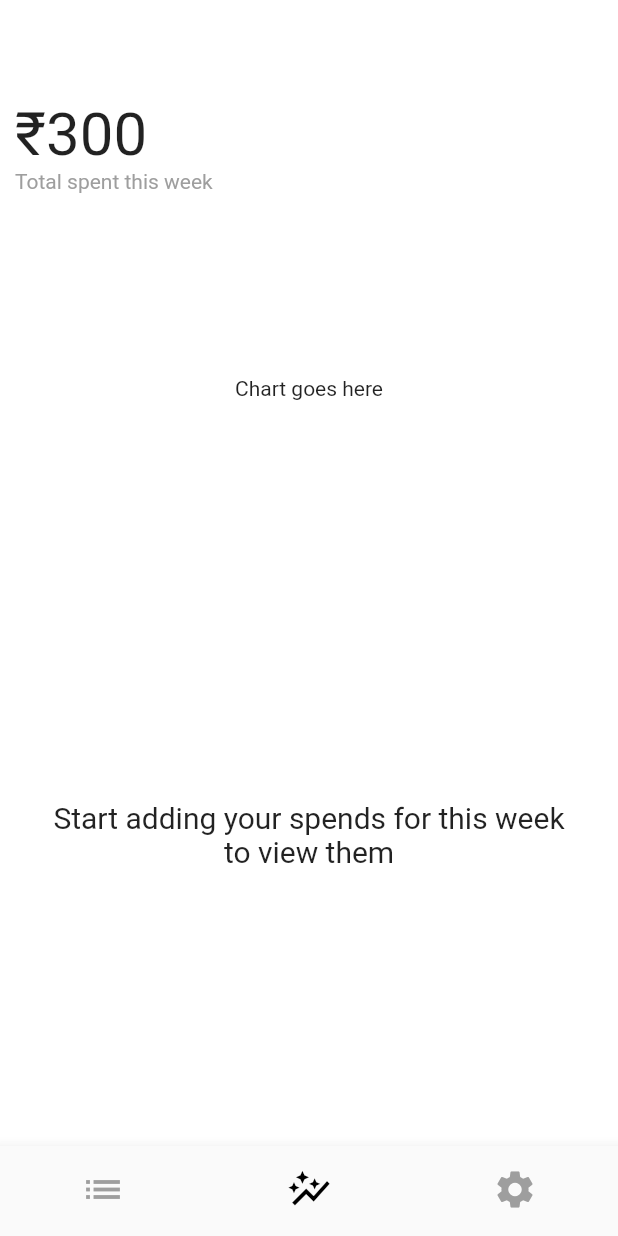
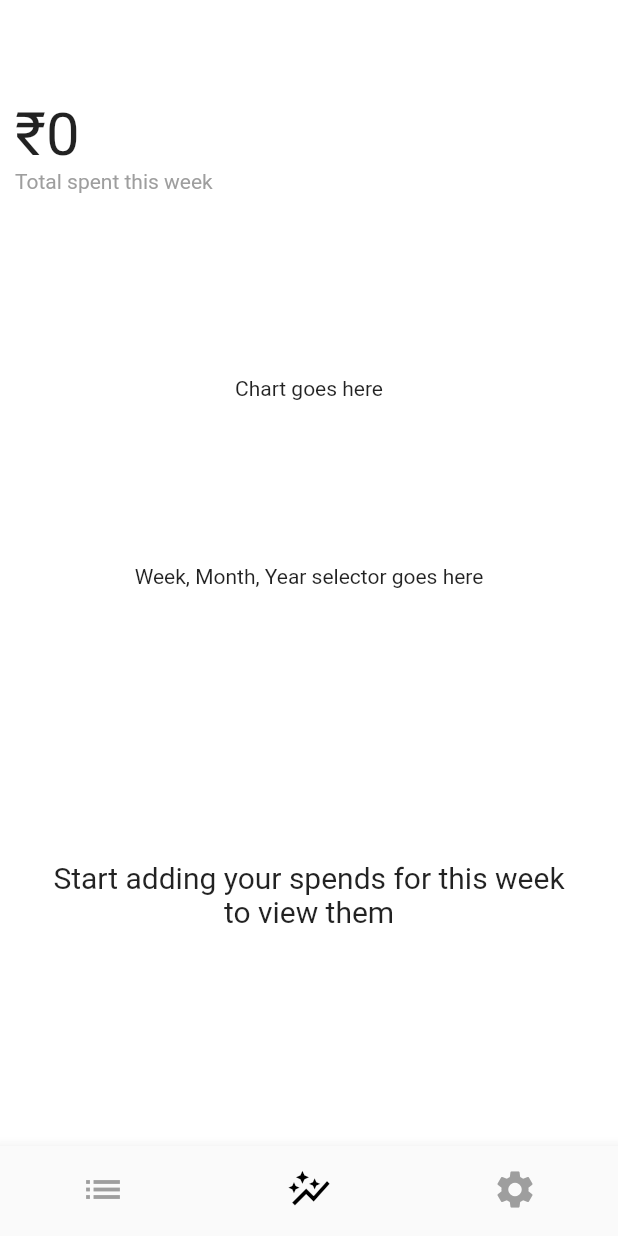
Before and after one commit to Tak1za/Moneyyy, a Flutter app: the screen it shows after launch, item 2 of the bottom bar chosen, on a phone screen of 412 x 824 dp. Run offline on Flutter 3.47's test engine with Material 2 defaults, Android fonts, the phone set to English and light mode, and no system bars; our stand-ins replace cloud_firestore, currency_text_input_formatter, firebase_core, grouped_list, page_transition, syncfusion_flutter_datepicker; accounts and stored records are empty.

Commit message:
refactored to make use of functions

```diff
--- a/lib/models/expense.dart
+++ b/lib/models/expense.dart
@@ -1,3 +1,6 @@
+import 'package:cloud_firestore/cloud_firestore.dart';
+import 'package:moneyyy/helpers/date_helpers.dart';
+
 class Expense {
   final String id;
   final String image;
@@ -15,3 +18,26 @@ class Expense {
     required this.dateTime,
   });
 }
+
+int getSumOfExpenses(QuerySnapshot<Object?> data) {
+  int sum = 0;
+
+  for (var element in data.docs) {
+    final nowDate = DateTime.now();
+    final elementDate = (element['dateTime'] as Timestamp).toDate();
+    final formattedElementDate =
+        DateTime(elementDate.year, elementDate.month, elementDate.day);
+    final formattedNowDate = DateTime(nowDate.year, nowDate.month, nowDate.day);
+
+    if (formattedElementDate.isToday() ||
+        formattedElementDate.isAfter(
+          formattedNowDate.subtract(
+            Duration(days: formattedNowDate.weekday),
+          ),
+        )) {
+      sum += element['costRupees'] as int;
+    }
+  }
+
+  return sum;
+}
--- a/lib/models/grouped_categories_expenses.dart
+++ b/lib/models/grouped_categories_expenses.dart
@@ -1,3 +1,8 @@
+import 'package:cloud_firestore/cloud_firestore.dart';
+import 'package:moneyyy/helpers/date_helpers.dart';
+
+import 'expense_type.dart';
+
 class GroupedCategoriesExpenses {
   final String image;
   final String category;
@@ -11,3 +16,45 @@ class GroupedCategoriesExpenses {
     required this.sum,
   });
 }
+
+List<GroupedCategoriesExpenses> getGroupedCategoriesExpenses(
+    QuerySnapshot<Object?> data) {
+  List<GroupedCategoriesExpenses> groupedCategories = [];
+  getExpenseTypes().forEach((ExpenseType expenseType) {
+    int sum = 0;
+    int entries = 0;
+    for (var element in data.docs) {
+      final nowDate = DateTime.now();
+      final elementDate = (element['dateTime'] as Timestamp).toDate();
+      final formattedElementDate =
+          DateTime(elementDate.year, elementDate.month, elementDate.day);
+      final formattedNowDate =
+          DateTime(nowDate.year, nowDate.month, nowDate.day);
+
+      if (formattedElementDate.isToday() ||
+          formattedElementDate.isAfter(
+            formattedNowDate.subtract(
+              Duration(days: formattedNowDate.weekday),
+            ),
+          )) {
+        if (element['category'] == expenseType.category) {
+          sum += element['costRupees'] as int;
+          entries++;
+        }
+      }
+    }
+
+    groupedCategories.add(
+      GroupedCategoriesExpenses(
+        image: expenseType.categoryImage,
+        category: expenseType.category,
+        entries: entries,
+        sum: sum,
+      ),
+    );
+  });
+
+  groupedCategories.removeWhere((element) => element.entries == 0);
+
+  return groupedCategories;
+}
--- a/lib/screens/reports_screen.dart
+++ b/lib/screens/reports_screen.dart
@@ -1,5 +1,6 @@
 import 'package:flutter/material.dart';
 import 'package:intl/intl.dart';
+import 'package:moneyyy/widgets/expense_value.dart';
 import 'package:moneyyy/widgets/grouped_expenses.dart';
 
 class ReportsScreen extends StatefulWidget {
@@ -12,20 +13,12 @@ class ReportsScreen extends StatefulWidget {
 class _ReportsScreenState extends State<ReportsScreen> {
   @override
   Widget build(BuildContext context) {
-    final currencyFormat =
-        NumberFormat.currency(locale: 'en_IN', symbol: '₹', decimalDigits: 0);
-
     return Padding(
       padding: const EdgeInsets.all(10),
       child: Column(
         crossAxisAlignment: CrossAxisAlignment.start,
         children: [
-          Text(
-            currencyFormat.format(300),
-            style: const TextStyle(
-              fontSize: 40,
-            ),
-          ),
+          const ExpenseValue(),
           const Text(
             "Total spent this week",
             style: TextStyle(
@@ -40,6 +33,14 @@ class _ReportsScreenState extends State<ReportsScreen> {
             height: 200,
             child: const Text("Chart goes here"),
           ),
+          Container(
+            alignment: Alignment.center,
+            height: 50,
+            child: const Text("Week, Month, Year selector goes here"),
+          ),
+          const SizedBox(
+            height: 30,
+          ),
           const GroupedExpenses(),
         ],
       ),
--- /dev/null
+++ b/lib/widgets/expense_value.dart
@@ -0,0 +1,50 @@
+import 'package:cloud_firestore/cloud_firestore.dart';
+import 'package:flutter/material.dart';
+import 'package:intl/intl.dart';
+import 'package:moneyyy/models/expense.dart';
+
+class ExpenseValue extends StatelessWidget {
+  const ExpenseValue({Key? key}) : super(key: key);
+
+  @override
+  Widget build(BuildContext context) {
+    final Stream<QuerySnapshot> records = FirebaseFirestore.instance
+        .collection("records")
+        .orderBy('dateTime', descending: true)
+        .snapshots();
+
+    int sumOfExpenses = 0;
+
+    final currencyFormat =
+        NumberFormat.currency(locale: 'en_IN', symbol: '₹', decimalDigits: 0);
+
+    return StreamBuilder<QuerySnapshot>(
+      stream: records,
+      builder: (BuildContext ctx, AsyncSnapshot<QuerySnapshot> snapshot) {
+        if (snapshot.hasError) {
+          return const Text("Something went wrong");
+        }
+
+        if (snapshot.connectionState == ConnectionState.waiting) {
+          return const Text("0");
+        }
+
+        if (!snapshot.hasData) {
+          return Text(
+            currencyFormat.format(0),
+            style: const TextStyle(fontSize: 40),
+          );
+        }
+
+        final data = snapshot.requireData;
+
+        sumOfExpenses = getSumOfExpenses(data);
+
+        return Text(
+          currencyFormat.format(sumOfExpenses),
+          style: const TextStyle(fontSize: 40),
+        );
+      },
+    );
+  }
+}
--- a/lib/widgets/grouped_expenses.dart
+++ b/lib/widgets/grouped_expenses.dart
@@ -1,8 +1,6 @@
 import 'package:cloud_firestore/cloud_firestore.dart';
 import 'package:flutter/material.dart';
 import 'package:intl/intl.dart';
-import 'package:moneyyy/helpers/date_helpers.dart';
-import 'package:moneyyy/models/expense_type.dart';
 
 import '../models/grouped_categories_expenses.dart';
 
@@ -47,43 +45,8 @@ class GroupedExpenses extends StatelessWidget {
 
           final data = snapshot.requireData;
 
-          List<GroupedCategoriesExpenses> groupedCategories = [];
-          getExpenseTypes().forEach((ExpenseType expenseType) {
-            int sum = 0;
-            int entries = 0;
-            for (var element in data.docs) {
-              final nowDate = DateTime.now();
-              final elementDate = (element['dateTime'] as Timestamp).toDate();
-              final formattedElementDate = DateTime(
-                  elementDate.year, elementDate.month, elementDate.day);
-              final formattedNowDate =
-                  DateTime(nowDate.year, nowDate.month, nowDate.day);
-
-              if (formattedElementDate.isToday() ||
-                  formattedElementDate.isAfter(
-                    formattedNowDate.subtract(
-                      Duration(days: formattedNowDate.weekday),
-                    ),
-                  )) {
-                if (element['category'] == expenseType.category) {
-                  sum += element['costRupees'] as int;
-                  entries++;
-                }
-              }
-            }
-
-            groupedCategories.add(
-              GroupedCategoriesExpenses(
-                image: expenseType.categoryImage,
-                category: expenseType.category,
-                entries: entries,
-                sum: sum,
-              ),
-            );
-          });
-
-          groupedCategories.removeWhere(
-              (GroupedCategoriesExpenses element) => element.entries == 0);
+          List<GroupedCategoriesExpenses> groupedCategories =
+              getGroupedCategoriesExpenses(data);
 
           if (groupedCategories.isEmpty) {
             return const Padding(
```
Also changed, not shown: lib/models/grouped_expense.dart (+48 -0 lines), lib/widgets/expense_list.dart (+1 -41 lines), lib/widgets/expense_sum.dart (+2 -62 lines).
